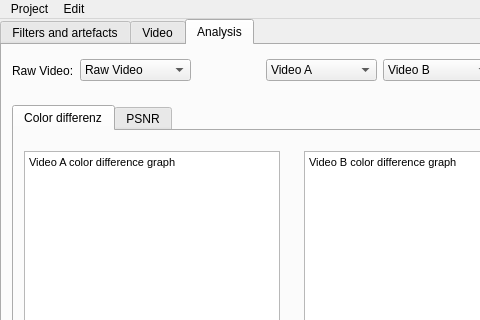
Before: the Qt Designer form Pflichtenheft/ToViET/GUI.ui in SuppenGeist/pse-ws1516-videoencoder-ta, drawn with Qt 5; both pictures show x 0 to 480 and y 0 to 320 of the 792 by 644 pixel window.
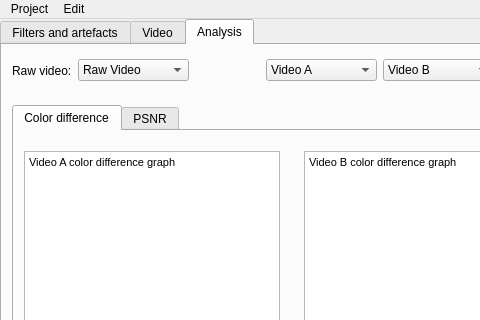
After: the same form once the commit is applied. The open tabs and pages were chosen to show the change. Icons and pictures are not drawn.

Commit message: implemented icons, minor layout and gramar changes

What changed in the file:
```diff
--- a/Pflichtenheft/ToViET/GUI.ui
+++ b/Pflichtenheft/ToViET/GUI.ui
@@ -972,7 +972,7 @@
       </property>
       <widget class="QWidget" name="tab_5">
        <attribute name="title">
-        <string>Color differenz</string>
+        <string>Color difference</string>
        </attribute>
        <widget class="QTextBrowser" name="textBrowser_4">
         <property name="geometry">
@@ -1031,7 +1031,7 @@
        <item>
         <widget class="QLabel" name="label_4">
          <property name="text">
-          <string>Raw Video:</string>
+          <string>Raw video:</string>
          </property>
         </widget>
        </item>
```
Left out of the diff: 87 changed lines with no effect on the pictures. The commit also changes 2 other files.
